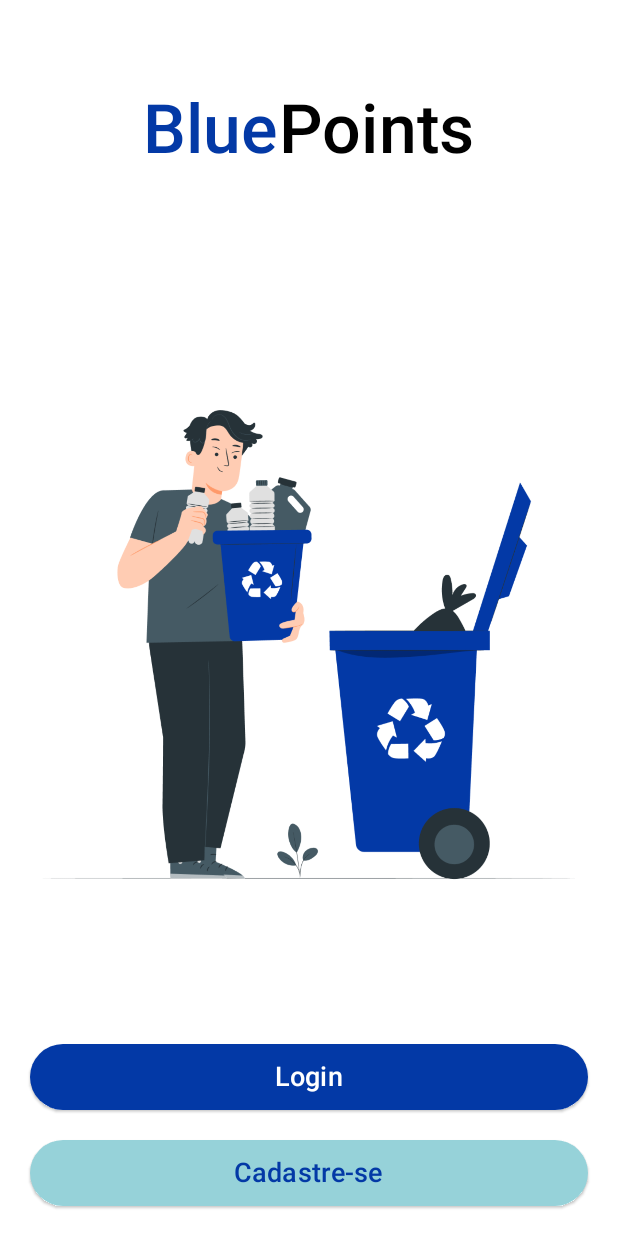
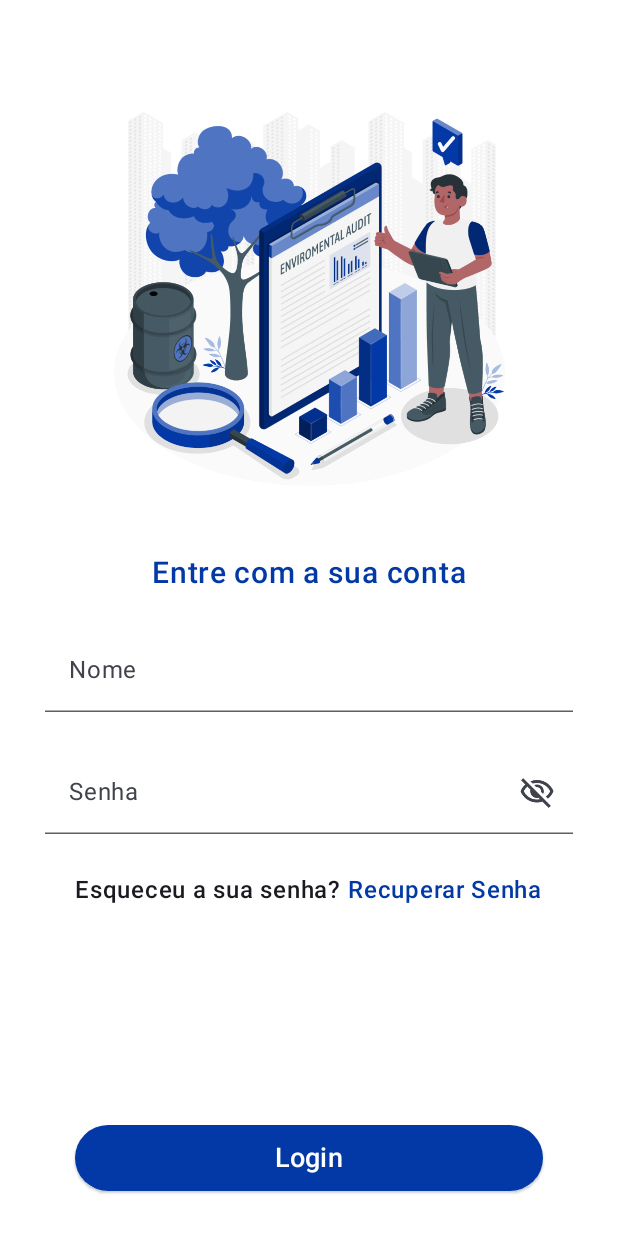
Before and after one commit to LucasSouza76/Blue-Points-FIAP, an Android app built with Jetpack Compose: the screen it shows after launch (MainActivity), after a tap on "Login", on a phone screen of 412 x 824 dp. Run offline under Robolectric (Android 15) with nearby library versions, the phone set to English and light mode, and no system bars.

Commit message:
Criação da tela de login e navegação entre páginas implementado

```diff
--- a/app/build.gradle.kts
+++ b/app/build.gradle.kts
@@ -59,7 +59,8 @@ dependencies {
     implementation(libs.androidx.ui.graphics)
     implementation(libs.androidx.ui.tooling.preview)
     implementation(libs.androidx.material3)
-    testImplementation(libs.junit)
+   implementation(libs.androidx.navigation.compose)
+   testImplementation(libs.junit)
     androidTestImplementation(libs.androidx.junit)
     androidTestImplementation(libs.androidx.espresso.core)
     androidTestImplementation(platform(libs.androidx.compose.bom))
--- a/app/src/main/java/br/com/fiap/bluepoints/MainActivity.kt
+++ b/app/src/main/java/br/com/fiap/bluepoints/MainActivity.kt
@@ -4,40 +4,15 @@ import android.os.Bundle
 import androidx.activity.ComponentActivity
 import androidx.activity.compose.setContent
 import androidx.activity.enableEdgeToEdge
-import androidx.compose.foundation.Image
-import androidx.compose.foundation.background
-import androidx.compose.foundation.layout.Arrangement
-import androidx.compose.foundation.layout.Box
-import androidx.compose.foundation.layout.Column
-import androidx.compose.foundation.layout.Row
 import androidx.compose.foundation.layout.fillMaxSize
-import androidx.compose.foundation.layout.fillMaxWidth
-import androidx.compose.foundation.layout.height
-import androidx.compose.foundation.layout.padding
-import androidx.compose.foundation.layout.width
-import androidx.compose.material3.Button
-import androidx.compose.material3.ButtonDefaults
-import androidx.compose.material3.ElevatedButton
-import androidx.compose.material3.MaterialTheme
-import androidx.compose.material3.Scaffold
 import androidx.compose.material3.Surface
-import androidx.compose.material3.Text
-import androidx.compose.runtime.Composable
-import androidx.compose.ui.Alignment
 import androidx.compose.ui.Modifier
-import androidx.compose.ui.draw.shadow
-import androidx.compose.ui.graphics.Color
-import androidx.compose.ui.res.colorResource
-import androidx.compose.ui.res.fontResource
-import androidx.compose.ui.res.painterResource
-import androidx.compose.ui.text.font.Font
-import androidx.compose.ui.text.font.FontFamily
-import androidx.compose.ui.text.font.FontStyle
-import androidx.compose.ui.text.font.FontWeight
-import androidx.compose.ui.tooling.preview.Preview
-import androidx.compose.ui.unit.dp
-import androidx.compose.ui.unit.sp
+import androidx.navigation.compose.NavHost
+import androidx.navigation.compose.composable
+import androidx.navigation.compose.rememberNavController
 import br.com.fiap.bluepoints.ui.theme.BluePointsTheme
+import br.com.fiap.bluepoints.screens.InitialScreen
+import br.com.fiap.bluepoints.screens.LoginScreen
 
 class MainActivity : ComponentActivity() {
     override fun onCreate(savedInstanceState: Bundle?) {
@@ -45,92 +20,19 @@ class MainActivity : ComponentActivity() {
         enableEdgeToEdge()
         setContent {
             BluePointsTheme {
-                Login()
+                Surface(
+                    modifier = Modifier.fillMaxSize()
+                ) {
+                    val navController = rememberNavController()
+                     NavHost(
+                         navController = navController,
+                         startDestination = "initial_screen"
+                     ) {
+                         composable(route = "initial_screen") { InitialScreen(navController)}
+                         composable(route = "login_screen") { LoginScreen()}
+                     }
+                }
             }
         }
     }
 }
-
-@Preview(showBackground = true, showSystemUi = true)
-@Composable
-fun Login() {
-    Surface(
-        modifier = Modifier.fillMaxSize(),
-        color = Color.White
-    ) {
-        Box(
-            modifier = Modifier.padding(20.dp),
-            contentAlignment = Alignment.CenterStart
-        ) {
-            Column(
-                horizontalAlignment = Alignment.CenterHorizontally,
-                modifier = Modifier.fillMaxSize()
-            ) {
-                Row(
-                     modifier = Modifier.padding(top = 40.dp),
-                    ) {
-                    Text(
-                        text = "Blue",
-                        fontSize = 45.sp,
-                        fontWeight = FontWeight.Medium,
-                        color = colorResource(id = R.color.azul_primario)
-                    )
-                    Text(
-                        text = "Points",
-                        fontSize = 45.sp,
-                        fontWeight = FontWeight.Medium,
-                        color = Color.Black
-                    )
-                }
-            }
-            Column(
-                horizontalAlignment = Alignment.CenterHorizontally,
-                modifier = Modifier
-                    .fillMaxWidth()
-                    .height(400.dp)
-            ) {
-                Image(
-                    painter = painterResource(id = R.drawable.img_login),
-                    contentDescription ="img_login",
-                    modifier = Modifier.height(400.dp)
-                )
-            }
-            Column(
-                horizontalAlignment = Alignment.CenterHorizontally,
-                modifier = Modifier
-                    .fillMaxWidth()
-                    .align(Alignment.BottomCenter),
-                verticalArrangement = Arrangement.spacedBy(20.dp)
-            ) {
-               ElevatedButton(
-                    onClick = { /*TODO*/ },
-                    modifier = Modifier
-                        .height(44.dp)
-                        .fillMaxWidth(),
-                    colors = ButtonDefaults.buttonColors(containerColor = colorResource(id = R.color.azul_primario))
-                ) {
-                    Text(
-                        text = "Login",
-                        fontSize = 18.sp,
-                        fontWeight = FontWeight.Medium,
-                    )
-                }
-               ElevatedButton(
-                    onClick = { /*TODO*/ },
-                    modifier = Modifier
-                        .height(44.dp)
-                        .fillMaxWidth(),
-                    colors = ButtonDefaults.buttonColors(containerColor = colorResource(id = R.color.azul_secundario))
-                ) {
-                    Text(
-                        text = "Cadastre-se",
-                        color = colorResource(id = R.color.azul_primario),
-                        fontSize = 18.sp,
-                        fontWeight = FontWeight.Medium,
-                    )
-                }
-            }
-        }
-    }
-
-}
--- /dev/null
+++ b/app/src/main/java/br/com/fiap/bluepoints/screens/InitialScreen.kt
@@ -0,0 +1,111 @@
+package br.com.fiap.bluepoints.screens
+
+import br.com.fiap.bluepoints.R
+
+import androidx.compose.foundation.Image
+import androidx.compose.foundation.layout.Arrangement
+import androidx.compose.foundation.layout.Box
+import androidx.compose.foundation.layout.Column
+import androidx.compose.foundation.layout.Row
+import androidx.compose.foundation.layout.fillMaxSize
+import androidx.compose.foundation.layout.fillMaxWidth
+import androidx.compose.foundation.layout.height
+import androidx.compose.foundation.layout.padding
+import androidx.compose.material3.ButtonDefaults
+import androidx.compose.material3.ElevatedButton
+import androidx.compose.material3.Surface
+import androidx.compose.material3.Text
+import androidx.compose.runtime.Composable
+import androidx.compose.ui.Alignment
+import androidx.compose.ui.Modifier
+import androidx.compose.ui.graphics.Color
+import androidx.compose.ui.res.colorResource
+import androidx.compose.ui.res.painterResource
+import androidx.compose.ui.text.font.FontWeight
+import androidx.compose.ui.unit.dp
+import androidx.compose.ui.unit.sp
+import androidx.navigation.NavController
+
+@Composable
+fun InitialScreen(navController: NavController) {
+   Surface(
+      modifier = Modifier.fillMaxSize(),
+      color = Color.White
+   ) {
+      Box(
+         modifier = Modifier.padding(30.dp),
+         contentAlignment = Alignment.CenterStart
+      ) {
+         Column(
+            horizontalAlignment = Alignment.CenterHorizontally,
+            modifier = Modifier
+               .align(Alignment.TopCenter)
+         ) {
+            Row(
+               modifier = Modifier.padding(top = 40.dp),
+            ) {
+               Text(
+                  text = "Blue",
+                  fontSize = 45.sp,
+                  fontWeight = FontWeight.Medium,
+                  color = colorResource(id = R.color.azul_primario)
+               )
+               Text(
+                  text = "Points",
+                  fontSize = 45.sp,
+                  fontWeight = FontWeight.Medium,
+                  color = Color.Black
+               )
+            }
+         }
+         Column(
+            horizontalAlignment = Alignment.CenterHorizontally,
+            modifier = Modifier
+               .fillMaxWidth()
+               .height(400.dp)
+         ) {
+            Image(
+               painter = painterResource(id = R.drawable.img_login),
+               contentDescription ="img_login",
+               modifier = Modifier.height(400.dp)
+            )
+         }
+         Column(
+            horizontalAlignment = Alignment.CenterHorizontally,
+            modifier = Modifier
+               .fillMaxWidth()
+               .align(Alignment.BottomCenter),
+            verticalArrangement = Arrangement.spacedBy(20.dp)
+         ) {
+            ElevatedButton(
+               onClick = { navController.navigate("login_screen") },
+               modifier = Modifier
+                  .height(44.dp)
+                  .fillMaxWidth(),
+               colors = ButtonDefaults.buttonColors(containerColor = colorResource(id = R.color.azul_primario))
+            ) {
+               Text(
+                  text = "Login",
+                  fontSize = 18.sp,
+                  fontWeight = FontWeight.Medium,
+               )
+            }
+            ElevatedButton(
+               onClick = { /*TODO*/ },
+               modifier = Modifier
+                  .height(44.dp)
+                  .fillMaxWidth(),
+               colors = ButtonDefaults.buttonColors(containerColor = colorResource(id = R.color.azul_secundario))
+            ) {
+               Text(
+                  text = "Cadastre-se",
+                  color = colorResource(id = R.color.azul_primario),
+                  fontSize = 18.sp,
+                  fontWeight = FontWeight.Medium,
+               )
+            }
+         }
+      }
+   }
+
+}
--- /dev/null
+++ b/app/src/main/java/br/com/fiap/bluepoints/screens/LoginScreen.kt
@@ -0,0 +1,141 @@
+package br.com.fiap.bluepoints.screens
+
+import androidx.compose.foundation.Image
+import androidx.compose.foundation.layout.Arrangement
+import androidx.compose.foundation.layout.Box
+import androidx.compose.foundation.layout.Column
+import androidx.compose.foundation.layout.Row
+import androidx.compose.foundation.layout.fillMaxSize
+import androidx.compose.foundation.layout.fillMaxWidth
+import androidx.compose.foundation.layout.height
+import androidx.compose.foundation.layout.padding
+import androidx.compose.foundation.layout.size
+import androidx.compose.material3.ButtonDefaults
+import androidx.compose.material3.ElevatedButton
+import androidx.compose.material3.Icon
+import androidx.compose.material3.OutlinedTextFieldDefaults
+import androidx.compose.material3.Surface
+import androidx.compose.material3.Text
+import androidx.compose.material3.TextField
+import androidx.compose.runtime.Composable
+import androidx.compose.ui.Alignment
+import androidx.compose.ui.Modifier
+import androidx.compose.ui.graphics.Color
+import androidx.compose.ui.res.colorResource
+import androidx.compose.ui.res.painterResource
+import androidx.compose.ui.text.font.FontWeight
+import androidx.compose.ui.text.input.PasswordVisualTransformation
+import androidx.compose.ui.tooling.preview.Preview
+import androidx.compose.ui.unit.dp
+import androidx.compose.ui.unit.sp
+import br.com.fiap.bluepoints.R
+
+@Preview(showBackground = true, showSystemUi = true)
+@Composable
+fun LoginScreen() {
+   Surface(
+      modifier = Modifier.fillMaxSize(),
+      color = Color.White,
+   ) {
+      Box(
+         modifier = Modifier.padding(30.dp),
+         contentAlignment = Alignment.CenterStart
+      ) {
+         Column(
+            horizontalAlignment = Alignment.CenterHorizontally,
+            modifier = Modifier
+               .align(Alignment.TopCenter)
+         ) {
+            Image(
+               painter = painterResource(id = R.drawable.login_img),
+               contentDescription ="img_login2",
+               modifier = Modifier.height(300.dp).padding(top = 30.dp)
+            )
+            Row(
+               modifier = Modifier
+                  .fillMaxWidth()
+                  .padding(top = 40.dp),
+               horizontalArrangement = Arrangement.SpaceEvenly
+            ) {
+               Text(
+                  text = "Entre com a sua conta",
+                  fontSize = 20.sp,
+                  fontWeight = FontWeight.Medium,
+                  color = Color(0xFF0339A6)
+               )
+            }
+         }
+         Column(
+            horizontalAlignment = Alignment.CenterHorizontally,
+            verticalArrangement = Arrangement.spacedBy(25.dp),
+            modifier = Modifier
+               .align(Alignment.Center)
+               .padding(top = 200.dp)
+         ) {
+            TextField(
+               value = "",
+               onValueChange = { /*TODO*/ },
+               label = { Text("Nome") },
+               modifier = Modifier.fillMaxWidth(),
+               colors = OutlinedTextFieldDefaults.colors( unfocusedContainerColor = Color.Transparent ),
+            )
+            TextField(
+               value = "",
+               onValueChange = { /*TODO*/ },
+               label = { Text("Senha") },
+               modifier = Modifier.fillMaxWidth(),
+               colors = OutlinedTextFieldDefaults.colors( unfocusedContainerColor = Color.Transparent ),
+               trailingIcon = {
+                  Icon(
+                     painter = painterResource(id = R.drawable.ic_eye),
+                     contentDescription = "eye",
+                     modifier = Modifier.size(24.dp)
+                  )
+               },
+               visualTransformation = PasswordVisualTransformation(),
+
+               )
+            Row(
+               horizontalArrangement = Arrangement.Center,
+               modifier = Modifier
+                  .fillMaxWidth()
+            ) {
+               Text(
+                  text = "Esqueceu a sua senha? ",
+                  fontSize = 16.sp,
+                  fontWeight = FontWeight.Medium,
+               )
+               Text(
+                  text = "Recuperar Senha",
+                  fontSize = 16.sp,
+                  fontWeight = FontWeight.Medium,
+                  color = colorResource(id = R.color.azul_primario)
+               )
+            }
+         }
+         Column(
+            horizontalAlignment = Alignment.CenterHorizontally,
+            modifier = Modifier
+               .fillMaxWidth()
+               .align(Alignment.BottomCenter),
+            verticalArrangement = Arrangement.spacedBy(20.dp)
+         ) {
+            ElevatedButton(
+               onClick = { /*TODO*/ },
+               modifier = Modifier
+                  .height(44.dp)
+                  .padding(horizontal = 20.dp)
+                  .fillMaxWidth(),
+               colors = ButtonDefaults.buttonColors(containerColor = colorResource(id = R.color.azul_primario))
+            ) {
+               Text(
+                  text = "Login",
+                  fontSize = 18.sp,
+                  fontWeight = FontWeight.Medium,
+               )
+            }
+         }
+      }
+   }
+
+}
--- a/gradle/libs.versions.toml
+++ b/gradle/libs.versions.toml
@@ -9,6 +9,7 @@ lifecycleRuntimeKtx = "2.8.4"
 activityCompose = "1.9.1"
 composeBom = "2024.04.01"
 uiTextGoogleFonts = "1.6.8"
+navigationCompose = "2.7.7"
 
 [libraries]
 androidx-core-ktx = { group = "androidx.core", name = "core-ktx", version.ref = "coreKtx" }
@@ -26,6 +27,7 @@ androidx-ui-tooling-preview = { group = "androidx.compose.ui", name = "ui-toolin
 androidx-ui-test-manifest = { group = "androidx.compose.ui", name = "ui-test-manifest" }
 androidx-ui-test-junit4 = { group = "androidx.compose.ui", name = "ui-test-junit4" }
 androidx-material3 = { group = "androidx.compose.material3", name = "material3" }
+androidx-navigation-compose = { group = "androidx.navigation", name = "navigation-compose", version.ref = "navigationCompose" }
 
 [plugins]
 android-application = { id = "com.android.application", version.ref = "agp" }
```
Also changed, not shown: app/src/main/res/drawable/ic_eye.png (added), app/src/main/res/drawable/login_img.png (added).
